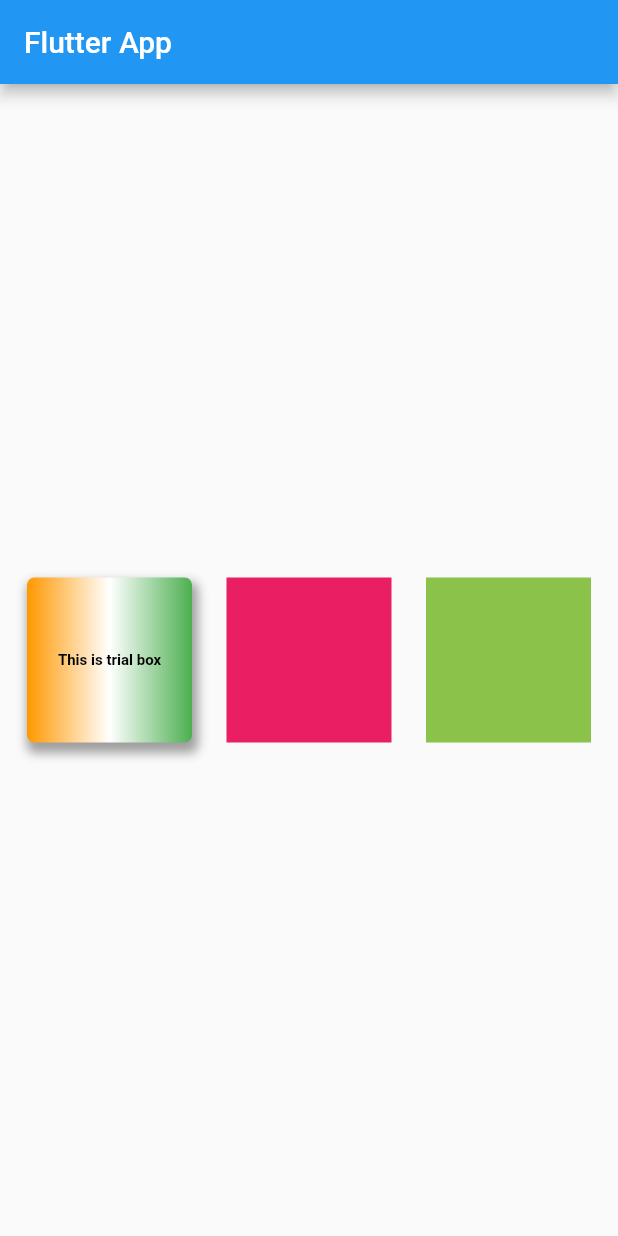
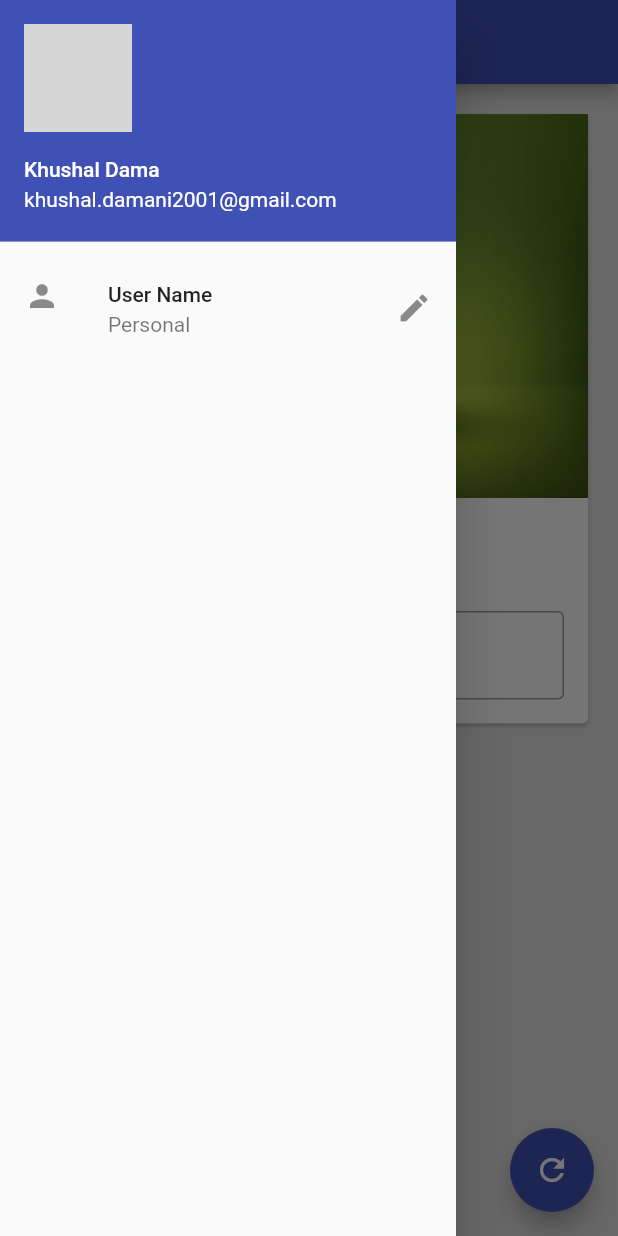
Before and after one commit to khushaldama/flutter-trialapp, a Flutter app: the screen it shows after launch, with the side drawer open (before the commit the screen has no drawer), on a phone screen of 412 x 824 dp. Run offline on Flutter 3.47's test engine with Material 2 defaults, Android fonts, the phone set to English and light mode, and no system bars; network calls fail; grey boxes are pictures that could not be loaded.

Commit message:
ch3 completed

```diff
--- /dev/null
+++ b/lib/bg_image.dart
@@ -0,0 +1,11 @@
+import 'package:flutter/material.dart';
+
+class BgImage extends StatelessWidget {
+  @override
+  Widget build(BuildContext context) {
+    return Image.asset(
+      "assets/profile.PNG",
+      fit: BoxFit.cover,
+    );
+  }
+}
--- /dev/null
+++ b/lib/changenamecard.dart
@@ -0,0 +1,44 @@
+import 'package:flutter/material.dart';
+import 'package:trialapp/bg_image.dart';
+
+class ChangeNameCrad extends StatelessWidget {
+  const ChangeNameCrad({
+    Key? key,
+    required this.myText,
+    required TextEditingController nameController,
+  })  : _nameController = nameController,
+        super(key: key);
+
+  final String myText;
+  final TextEditingController _nameController;
+
+  @override
+  Widget build(BuildContext context) {
+    return Column(children: <Widget>[
+      BgImage(),
+      SizedBox(
+        height: 15,
+      ),
+      Text(
+        myText,
+        style: TextStyle(
+            fontSize: 25, fontWeight: FontWeight.bold, color: Colors.redAccent),
+      ),
+      SizedBox(
+        height: 15,
+      ),
+      Padding(
+        padding: const EdgeInsets.all(16.0),
+        child: TextField(
+          controller: _nameController,
+          keyboardType: TextInputType.text,
+          //obscureText: true,   //password type used
+          decoration: InputDecoration(
+              border: OutlineInputBorder(),
+              hintText: "Any Slogan On Plant",
+              labelText: "Enter Slogan on Plant"),
+        ),
+      )
+    ]);
+  }
+}
--- /dev/null
+++ b/lib/drawer.dart
@@ -0,0 +1,37 @@
+import 'package:flutter/material.dart';
+
+class MyDrawer extends StatelessWidget {
+  @override
+  Widget build(BuildContext context) {
+    return Drawer(
+        child: ListView(
+      padding: EdgeInsets.zero,
+      children: <Widget>[
+        //DrawerHeader(
+        //  child: Text(
+        //    "Hey User",
+        //    style: TextStyle(color: Colors.orange, fontSize: 20),
+        //  ),
+        //  decoration: BoxDecoration(color: Colors.blueGrey),
+        //),
+        UserAccountsDrawerHeader(
+          accountName: Text("Khushal Dama"),
+          accountEmail: Text("khushal.damani2001@gmail.com"),
+          currentAccountPicture: CircleAvatar(
+            backgroundImage: NetworkImage(
+                "https://img.freepik.com/free-vector/businessman-character-avatar-isolated_24877-60111.jpg?t=st=1656329579~exp=1656330179~hmac=4d03864bb6d6cff7db2fcb945aeee39aa0fa0938f65a825df7e2cb769560ab26&w=740"),
+            //child: Image.network(
+            //  "https://img.freepik.com/free-vector/businessman-character-avatar-isolated_24877-60111.jpg?t=st=1656329579~exp=1656330179~hmac=4d03864bb6d6cff7db2fcb945aeee39aa0fa0938f65a825df7e2cb769560ab26&w=740"),
+          ),
+        ),
+
+        ListTile(
+          leading: Icon(Icons.person),
+          title: Text("User Name"),
+          subtitle: Text("Personal"),
+          trailing: Icon(Icons.edit),
+        )
+      ],
+    ));
+  }
+}
--- a/lib/main.dart
+++ b/lib/main.dart
@@ -1,73 +1,14 @@
 import 'package:flutter/material.dart';
-import 'package:flutter/rendering.dart';
+import 'package:trialapp/pages/homepage.dart';
 
 void main() {
-  runApp(MaterialApp(
-    title: "Flutter First App",
-    home: HomePage(),
-  ));
+  runApp(
+    MaterialApp(
+      title: "Flutter First App", //this will shown in recent apps bar
+      home: HomePage(),
+      theme: ThemeData(
+        primarySwatch: Colors.indigo,
+      ),
+    ),
+  );
 }
-
-class HomePage extends StatelessWidget {
-  //const HomePage({Key? key}) : super(key: key);
-
-  @override
-  Widget build(BuildContext context) {
-    return Scaffold(
-        appBar: AppBar(
-          title: Text("Flutter App"),
-        ),
-        body: Container(
-          //this the specific containe for the height and width
-          width: MediaQuery.of(context).size.width,
-          height: MediaQuery.of(context).size.height,
-          child: Row(
-              mainAxisAlignment: MainAxisAlignment.spaceEvenly,
-              crossAxisAlignment: CrossAxisAlignment.center,
-              children: <Widget>[
-                Container(
-                  //padding: const EdgeInsets.all(12),
-                  alignment: Alignment.center,
-                  //color: Colors.yellow,
-                  margin: const EdgeInsets.all(5),
-                  width: 110,
-                  height: 110,
-
-                  decoration: BoxDecoration(
-                      borderRadius: BorderRadius.circular(5),
-                      boxShadow: [
-                        BoxShadow(
-                            color: Colors.grey,
-                            blurRadius: 5,
-                            spreadRadius: 2,
-                            offset: Offset(2.0, 5.0))
-                      ],
-                      //color: Colors.orangeAccent,
-                      gradient: LinearGradient(colors: [
-                        Colors.orange,
-                        Colors.white,
-                        Colors.green,
-                      ])),
-                  child: Text("This is trial box",
-                      textAlign: TextAlign.center,
-                      style: TextStyle(
-                          color: Colors.black,
-                          fontWeight: FontWeight.bold,
-                          fontSize: 10)),
-                ),
-                Container(
-                  margin: const EdgeInsets.all(5),
-                  width: 110,
-                  height: 110,
-                  color: Colors.pink,
-                ),
-                Container(
-                  margin: const EdgeInsets.all(5),
-                  width: 110,
-                  height: 110,
-                  color: Colors.lightGreen,
-                )
-              ]),
-        ));
-  }
-}
--- /dev/null
+++ b/lib/pages/homepage.dart
@@ -0,0 +1,47 @@
+import 'package:flutter/material.dart';
+import 'package:trialapp/changenamecard.dart';
+import 'package:trialapp/drawer.dart';
+
+class HomePage extends StatefulWidget {
+  @override
+  State<HomePage> createState() => _HomePageState();
+}
+
+class _HomePageState extends State<HomePage> {
+  TextEditingController _nameController = TextEditingController();
+
+  var myText = "Change Me"; //const HomePage({Key? key}) : super(key: key);
+  @override
+  void initState() {
+    super.initState();
+  }
+
+  @override
+  Widget build(BuildContext context) {
+    return Scaffold(
+      backgroundColor: Colors.grey[300],
+      appBar: AppBar(
+        title: Text("Flutter 1st App"),
+      ),
+      body: Padding(
+        padding: const EdgeInsets.all(16.0),
+        child: SingleChildScrollView(
+          child: Card(
+            child:
+                ChangeNameCrad(myText: myText, nameController: _nameController),
+          ),
+        ),
+      ),
+      drawer: MyDrawer(),
+      floatingActionButton: FloatingActionButton(
+        onPressed: () {
+          myText = _nameController.text;
+          setState(() {
+            myText;
+          });
+        },
+        child: Icon(Icons.refresh),
+      ),
+    );
+  }
+}
--- a/pubspec.yaml
+++ b/pubspec.yaml
@@ -58,8 +58,8 @@ flutter:
   uses-material-design: true
 
   # To add assets to your application, add an assets section, like this:
-  # assets:
-  #   - images/a_dot_burr.jpeg
+  assets:
+    - assets/
   #   - images/a_dot_ham.jpeg
 
   # An image asset can refer to one or more resolution-specific "variants", see
```
Also changed, not shown: assets/profile.PNG (added).
